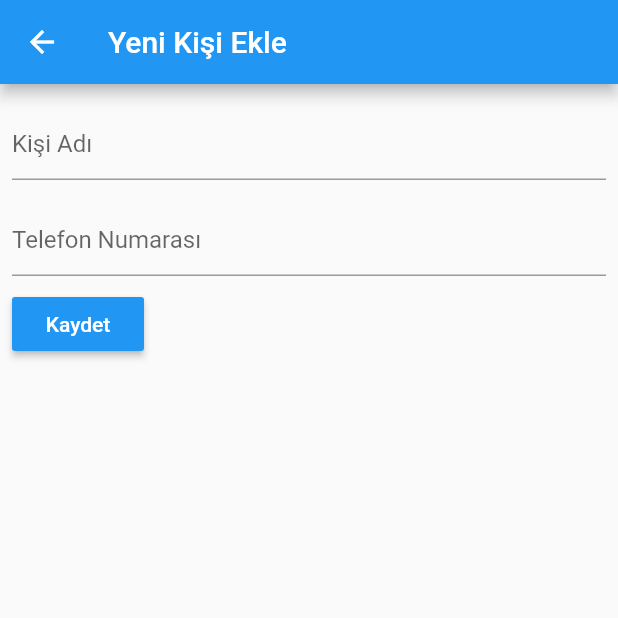
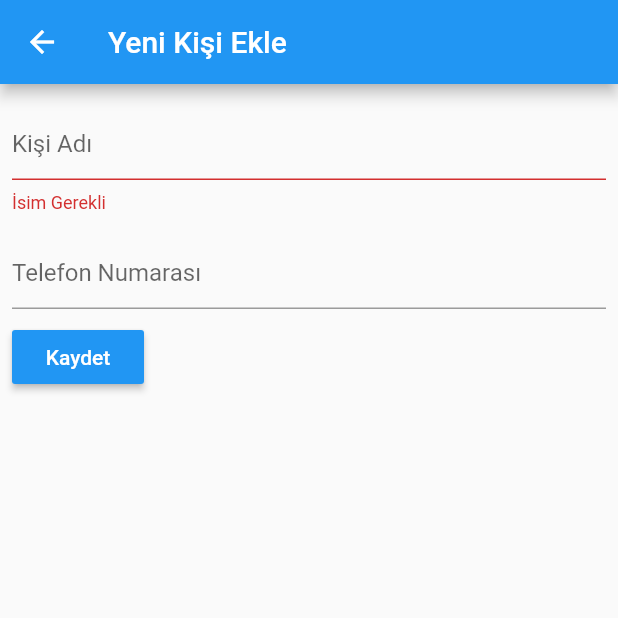
Before and after one commit to mobiluygulamatakimi/ChatApp, a Flutter app: the AddContactPage screen opened directly, after a tap on "Kaydet", on a phone screen of 412 x 824 dp, the top half of it. Run offline on Flutter 3.47's test engine with Material 2 defaults, Android fonts, the phone set to English and light mode, and no system bars; network calls fail.

Commit message:
login main merge

```diff
--- a/lib/add_contact_page.dart
+++ b/lib/add_contact_page.dart
@@ -36,9 +36,9 @@ class _AddContactFormState extends State<AddContactForm> {
                 Padding(
                     padding: const EdgeInsets.symmetric(vertical: 8.0),
                     child: TextFormField(
-                      decoration: InputDecoration(hintText: "Kişi Adı"),
-                      validator: (value) {
-                        if (value.isEmpty) {
+                      decoration: const InputDecoration(hintText: "Kişi Adı"),
+                      validator: (String? value) {
+                        if (value!.isEmpty) {
                           return "İsim Gerekli";
                         }
                       },
@@ -57,7 +57,18 @@ class _AddContactFormState extends State<AddContactForm> {
                     )),
                 RaisedButton(
                   child: Text("Kaydet"),
-                  onPressed: () {},
+                  onPressed: () {
+                    if (_formKey.currentState!.validate()) {
+                      _formKey.currentState!.save();
+
+                      Contact.contacts
+                          .add(Contact(name: name!, phoneNumber: phoneNumber!));
+                      var snackbar = Scaffold.of(context).showSnackBar(
+                          SnackBar(content: Text("${name} kaydedildi")));
+
+                      snackbar.closed.then((value) => Navigator.pop(context));
+                    }
+                  },
                   color: Colors.blue,
                   textColor: Colors.white,
                 )
```
